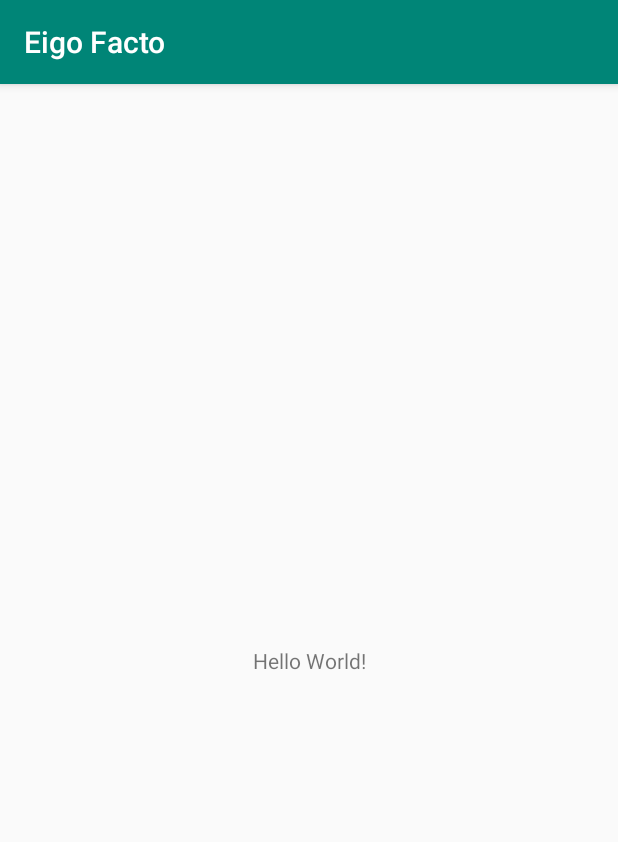
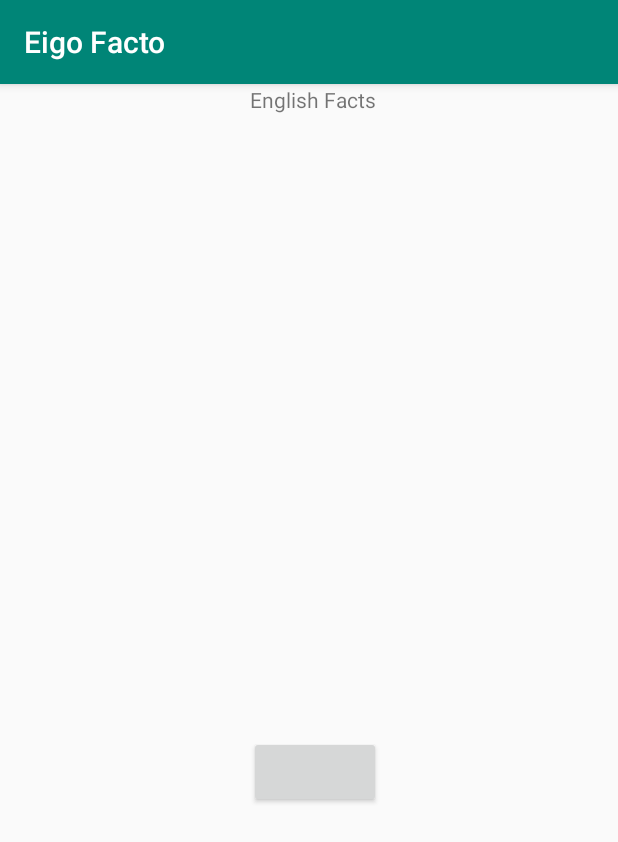
Before and after one commit to sakubs/eigofacto, an Android app: the screen it shows after launch (MainActivity), on a phone screen of 412 x 824 dp. Shown: the top 842 px of the screen. Run offline under Robolectric (Android 15) with nearby library versions, the phone set to English and light mode, and no system bars.

Commit message:
added two text views and a button.

```diff
--- a/app/src/main/res/layout/activity_main.xml
+++ b/app/src/main/res/layout/activity_main.xml
@@ -7,12 +7,34 @@
     tools:context=".MainActivity">
 
     <TextView
+        android:id="@+id/tv_title"
         android:layout_width="wrap_content"
         android:layout_height="wrap_content"
-        android:text="Hello World!"
+        android:text="English Facts"
         app:layout_constraintBottom_toBottomOf="parent"
+        app:layout_constraintHorizontal_bias="0.509"
         app:layout_constraintLeft_toLeftOf="parent"
         app:layout_constraintRight_toRightOf="parent"
-        app:layout_constraintTop_toTopOf="parent" />
+        app:layout_constraintTop_toTopOf="parent"
+        app:layout_constraintVertical_bias="0.001" />
 
+    <TextView
+        android:layout_width="match_parent"
+        android:layout_height="wrap_content"
+        app:layout_constraintBottom_toBottomOf="parent"
+        app:layout_constraintHorizontal_bias="0.0"
+        app:layout_constraintLeft_toLeftOf="parent"
+        app:layout_constraintRight_toRightOf="parent"
+        app:layout_constraintTop_toTopOf="parent"
+        app:layout_constraintVertical_bias="0.169" />
+
+    <Button
+        android:layout_width="wrap_content"
+        android:layout_height="wrap_content"
+        app:layout_constraintBottom_toBottomOf="parent"
+        app:layout_constraintHorizontal_bias="0.513"
+        app:layout_constraintLeft_toLeftOf="parent"
+        app:layout_constraintRight_toRightOf="parent"
+        app:layout_constraintTop_toTopOf="parent"
+        app:layout_constraintVertical_bias="0.604" />
 </androidx.constraintlayout.widget.ConstraintLayout>
```
